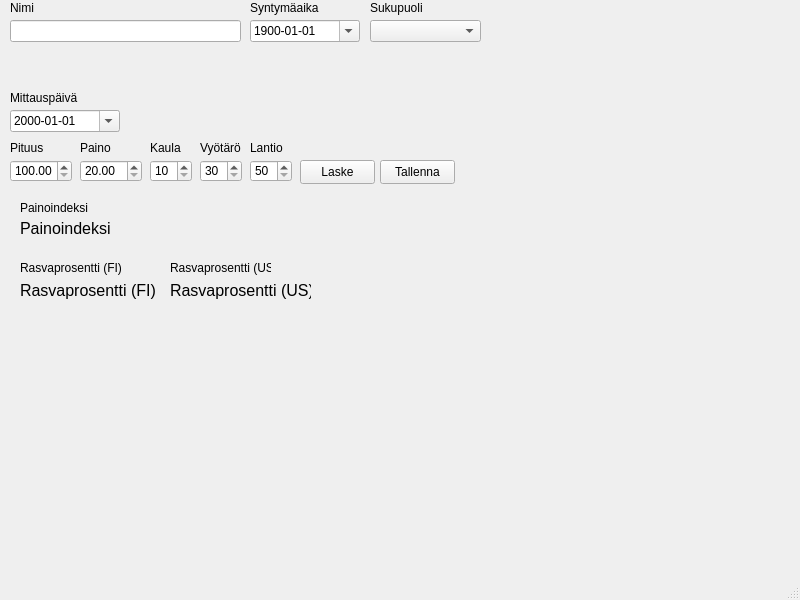
The window that Main.ui (dildorababaerova/FitnessGUI) describes before a commit, drawn with Qt 5.
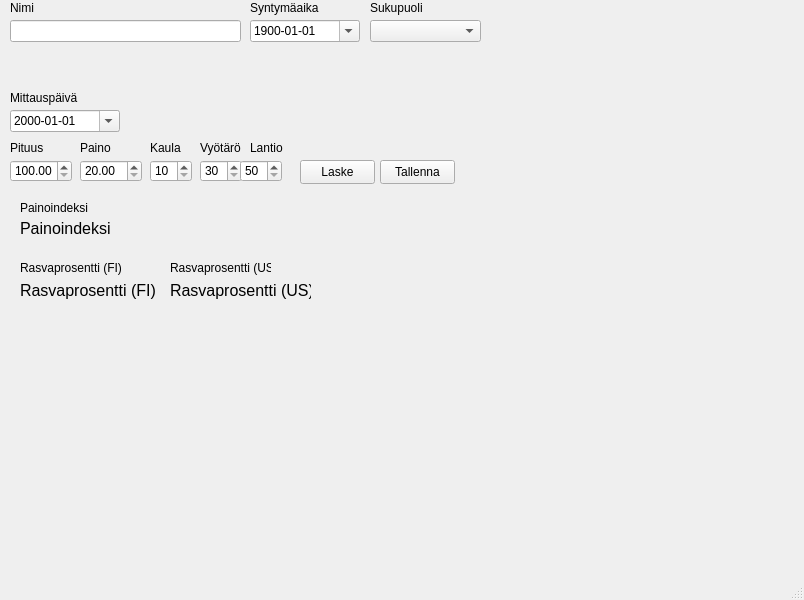
The same window after the commit.

Commit message:
lisä
lisä

```diff
--- a/Main.ui
+++ b/Main.ui
@@ -6,7 +6,7 @@
    <rect>
     <x>0</x>
     <y>0</y>
-    <width>800</width>
+    <width>804</width>
     <height>600</height>
    </rect>
   </property>
@@ -170,7 +170,7 @@
    <widget class="QSpinBox" name="hipSpinBox">
     <property name="geometry">
      <rect>
-      <x>250</x>
+      <x>240</x>
       <y>160</y>
       <width>42</width>
       <height>22</height>
```
Left out of the diff: 4 changed lines with no effect on the pictures. The commit also changes 2 other files.
